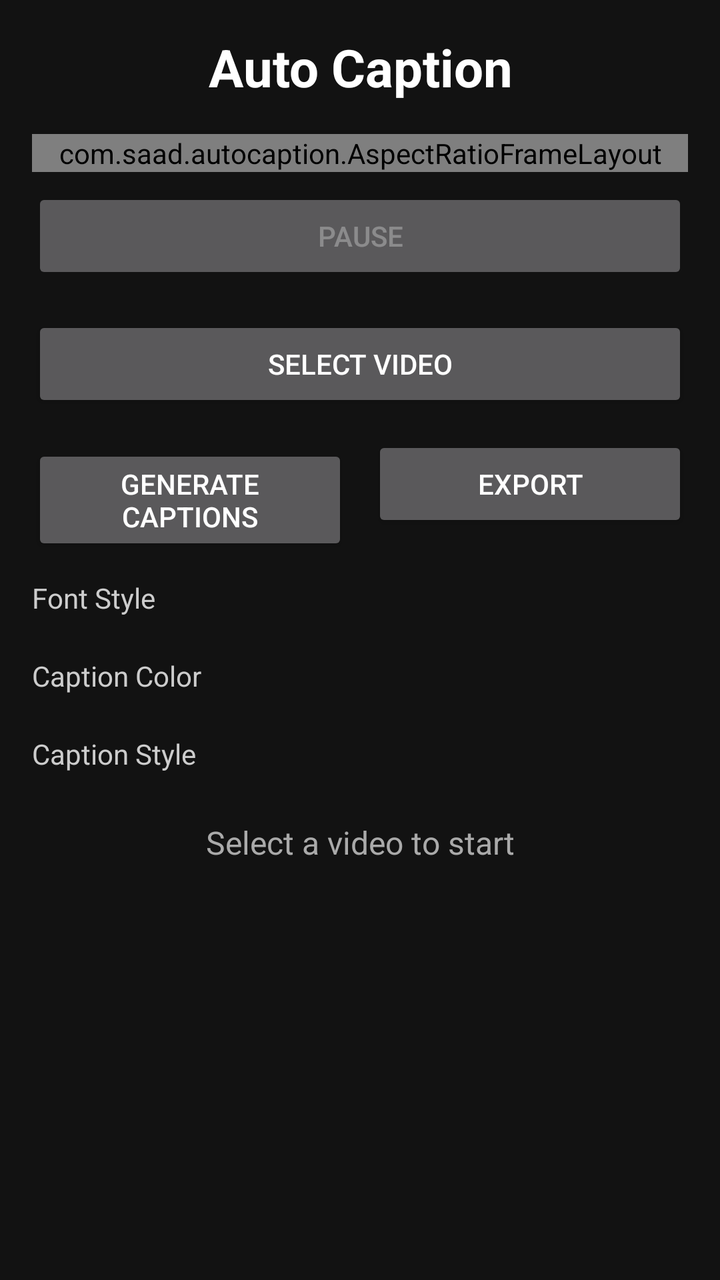
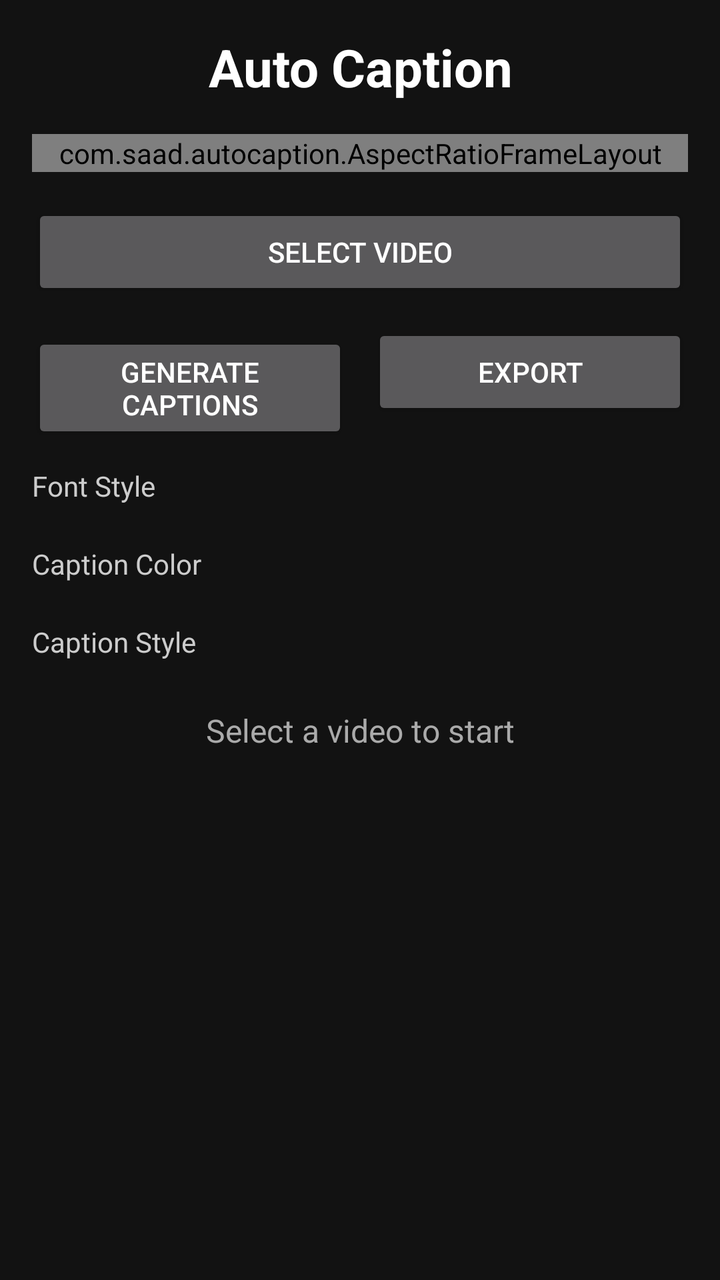

Screens rendered from an Android XML layout before and after an edit, with the pre-edit source and the edit as a unified diff.
<!-- AndroidManifest.xml: application theme Theme.AppCompat -->
<!-- res/layout/layout_main.xml -->
<?xml version="1.0" encoding="utf-8"?>
<ScrollView
    xmlns:android="http://schemas.android.com/apk/res/android"
    android:layout_width="match_parent"
    android:layout_height="match_parent"
    android:background="#121212">

    <LinearLayout
        android:layout_width="match_parent"
        android:layout_height="wrap_content"
        android:orientation="vertical"
        android:padding="16dp">

        <TextView
            android:layout_width="match_parent"
            android:layout_height="wrap_content"
            android:text="Auto Caption"
            android:textSize="26sp"
            android:textStyle="bold"
            android:textColor="#FFFFFF"
            android:gravity="center"
            android:layout_marginBottom="16dp" />

        <com.saad.autocaption.AspectRatioFrameLayout
            android:id="@+id/videoPreviewContainer"
            android:layout_width="match_parent"
            android:layout_height="wrap_content"
            android:background="#000000">

            <SurfaceView
                android:id="@+id/videoSurface"
                android:layout_width="match_parent"
                android:layout_height="match_parent" />

            <FrameLayout
                android:id="@+id/captionLayer"
                android:layout_width="match_parent"
                android:layout_height="match_parent">

                <TextView
                    android:id="@+id/wordSlotBefore"
                    android:layout_width="wrap_content"
                    android:layout_height="wrap_content"
                    android:layout_gravity="bottom|center_horizontal"
                    android:textColor="#CCCCCC"
                    android:textSize="22sp"
                    android:padding="4dp" />

                <TextView
                    android:id="@+id/wordSlotActive"
                    android:layout_width="wrap_content"
                    android:layout_height="wrap_content"
                    android:layout_gravity="bottom|center_horizontal"
                    android:textColor="#FFFFFF"
                    android:textStyle="bold"
                    android:textSize="22sp"
                    android:padding="4dp" />

                <TextView
                    android:id="@+id/wordSlotAfter"
                    android:layout_width="wrap_content"
                    android:layout_height="wrap_content"
                    android:layout_gravity="bottom|center_horizontal"
                    android:textColor="#CCCCCC"
                    android:textSize="22sp"
                    android:padding="4dp" />

            </FrameLayout>

        </com.saad.autocaption.AspectRatioFrameLayout>

        <Button
            android:id="@+id/playPauseButton"
            android:layout_width="match_parent"
            android:layout_height="wrap_content"
            android:text="Pause"
            android:enabled="false"
            android:layout_marginTop="8dp" />

        <Button
            android:id="@+id/selectVideoButton"
            android:layout_width="match_parent"
            android:layout_height="wrap_content"
            android:text="Select Video"
            android:layout_marginTop="16dp" />

        <LinearLayout
            android:layout_width="match_parent"
            android:layout_height="wrap_content"
            android:orientation="horizontal"
            android:layout_marginTop="12dp">

            <Button
                android:id="@+id/generateCaptionsButton"
                android:layout_width="0dp"
                android:layout_height="wrap_content"
                android:layout_weight="1"
                android:layout_marginEnd="6dp"
                android:text="Generate Captions" />

            <Button
                android:id="@+id/exportButton"
                android:layout_width="0dp"
                android:layout_height="wrap_content"
                android:layout_weight="1"
                android:layout_marginStart="6dp"
                android:text="Export" />

        </LinearLayout>

        <TextView
            android:layout_width="wrap_content"
            android:layout_height="wrap_content"
            android:text="Font Style"
            android:textColor="#CCCCCC"
            android:textSize="14sp"
            android:layout_marginTop="16dp" />

        <Spinner
            android:id="@+id/fontStyleSpinner"
            android:layout_width="match_parent"
            android:layout_height="wrap_content"
            android:background="#1E1E1E"
            android:popupBackground="#1E1E1E"
            android:layout_marginTop="4dp" />

        <TextView
            android:layout_width="wrap_content"
            android:layout_height="wrap_content"
            android:text="Caption Color"
            android:textColor="#CCCCCC"
            android:textSize="14sp"
            android:layout_marginTop="16dp" />

        <Spinner
            android:id="@+id/captionColorSpinner"
            android:layout_width="match_parent"
            android:layout_height="wrap_content"
            android:background="#1E1E1E"
            android:popupBackground="#1E1E1E"
            android:layout_marginTop="4dp" />

        <TextView
            android:layout_width="wrap_content"
            android:layout_height="wrap_content"
            android:text="Caption Style"
            android:textColor="#CCCCCC"
            android:textSize="14sp"
            android:layout_marginTop="16dp" />

        <Spinner
            android:id="@+id/captionStyleSpinner"
            android:layout_width="match_parent"
            android:layout_height="wrap_content"
            android:background="#1E1E1E"
            android:popupBackground="#1E1E1E"
            android:layout_marginTop="4dp" />

        <TextView
            android:id="@+id/statusText"
            android:layout_width="match_parent"
            android:layout_height="wrap_content"
            android:text="Select a video to start"
            android:textSize="16sp"
            android:textColor="#AAAAAA"
            android:gravity="center"
            android:layout_marginTop="20dp" />

    </LinearLayout>

</ScrollView>
<!-- resources referenced by this layout -->
<resources>

</resources>

<!-- the commit's change to res/layout/layout_main.xml (unified diff, before → after) -->
@@ -67,15 +67,21 @@
 
             </FrameLayout>
 
+            
+            <Button
+                android:id="@+id/playPauseButton"
+                android:layout_width="56dp"
+                android:layout_height="56dp"
+                android:layout_gravity="bottom|start"
+                android:layout_margin="8dp"
+                android:text="II"
+                android:textColor="#FFFFFF"
+                android:textStyle="bold"
+                android:background="#AA000000"
+                android:insetTop="0dp"
+                android:insetBottom="0dp" />
+
         </com.saad.autocaption.AspectRatioFrameLayout>
-
-        <Button
-            android:id="@+id/playPauseButton"
-            android:layout_width="match_parent"
-            android:layout_height="wrap_content"
-            android:text="Pause"
-            android:enabled="false"
-            android:layout_marginTop="8dp" />
 
         <Button
             android:id="@+id/selectVideoButton"
